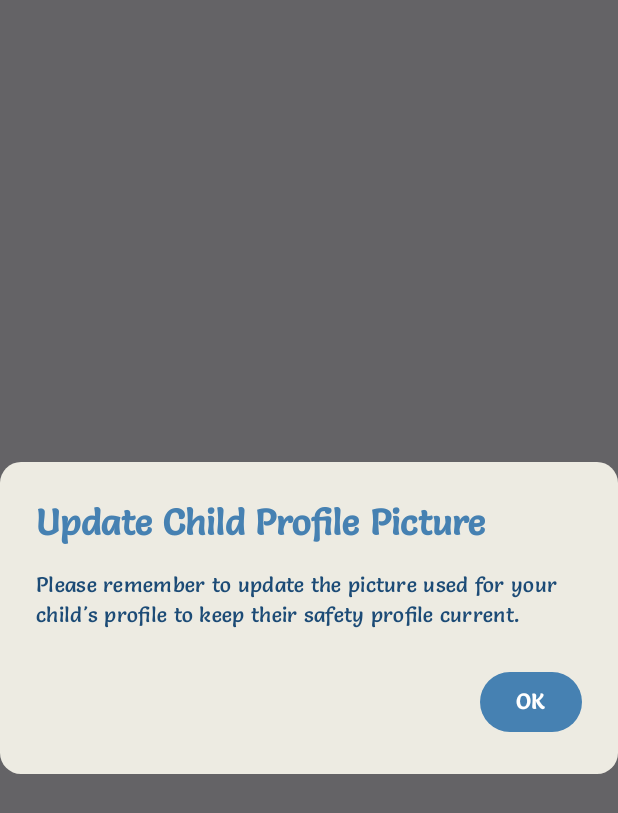
After one commit to Descapades/WanderSpectra, an Android app built with Jetpack Compose: the composable ChildPictureReminderPopup shown on its own in the app's theme, on a phone screen of 412 x 824 dp. The commit adds this screen. Shown: the top 813 px of the screen. Run offline under Robolectric (Android 15) with nearby library versions, the phone set to English and light mode, and no system bars; our stand-ins replace Firebase (no records; nobody signed in at launch, a user with empty details on screens opened directly); libraries missing offline, so code that uses them is left out: com.facebook.

Commit message:
SCRUM 114 Implement monthly reminder to change child's picture in the child profile.

```diff
--- /dev/null
+++ b/app/src/main/java/com/wanderspectra/app/ChildPictureReminderPopup.kt
@@ -0,0 +1,101 @@
+package com.wanderspectra.app
+
+import android.content.Context
+import androidx.compose.foundation.shape.RoundedCornerShape
+import androidx.compose.material3.AlertDialog
+import androidx.compose.material3.Button
+import androidx.compose.material3.ButtonDefaults
+import androidx.compose.material3.Text
+import androidx.compose.runtime.Composable
+import androidx.compose.runtime.LaunchedEffect
+import androidx.compose.runtime.getValue
+import androidx.compose.runtime.mutableStateOf
+import androidx.compose.runtime.remember
+import androidx.compose.runtime.setValue
+import androidx.compose.ui.platform.LocalContext
+import androidx.compose.ui.text.font.FontWeight
+import androidx.compose.ui.unit.dp
+import androidx.core.content.edit
+import com.google.firebase.auth.FirebaseAuth
+import com.wanderspectra.app.ui.theme.CardCream
+import com.wanderspectra.app.ui.theme.PrimaryBlue
+import com.wanderspectra.app.ui.theme.Salsa
+import com.wanderspectra.app.ui.theme.SecondaryBlue
+import com.wanderspectra.app.ui.theme.White
+
+object ChildPictureReminderPreferences {
+    private const val PREFS_NAME = "child_picture_reminder_prefs"
+    private const val KEY_LAST_SHOWN_PREFIX = "last_reminder_timestamp_"
+    const val ONE_MONTH_MS = 30L * 24 * 60 * 60 * 1000L // 30 days in milliseconds
+
+    fun shouldShowReminder(context: Context, userId: String, currentTime: Long = System.currentTimeMillis()): Boolean {
+        if (userId.isBlank()) return false
+        val prefs = context.getSharedPreferences(PREFS_NAME, Context.MODE_PRIVATE)
+        val lastShownTimestamp = prefs.getLong(KEY_LAST_SHOWN_PREFIX + userId, 0L)
+        return (lastShownTimestamp == 0L) || ((currentTime - lastShownTimestamp) >= ONE_MONTH_MS)
+    }
+
+    fun recordReminderShown(context: Context, userId: String, currentTime: Long = System.currentTimeMillis()) {
+        if (userId.isBlank()) return
+        val prefs = context.getSharedPreferences(PREFS_NAME, Context.MODE_PRIVATE)
+        prefs.edit {
+            putLong(KEY_LAST_SHOWN_PREFIX + userId, currentTime)
+        }
+    }
+}
+
+@Composable
+fun ChildPictureReminderPopup() {
+    val context = LocalContext.current
+    val currentUser = FirebaseAuth.getInstance().currentUser ?: return
+
+    val userId = currentUser.uid
+    var showPopup by remember(userId) { mutableStateOf(value = false) }
+
+    LaunchedEffect(userId) {
+        if (ChildPictureReminderPreferences.shouldShowReminder(context, userId)) {
+            showPopup = true
+        }
+    }
+
+    if (showPopup) {
+        val dismissAction = {
+            ChildPictureReminderPreferences.recordReminderShown(context, userId)
+            showPopup = false
+        }
+
+        AlertDialog(
+            onDismissRequest = dismissAction,
+            title = {
+                Text(
+                    text = "Update Child Profile Picture",
+                    fontFamily = Salsa,
+                    fontWeight = FontWeight.Bold,
+                    color = PrimaryBlue,
+                )
+            },
+            text = {
+                Text(
+                    text = "Please remember to update the picture used for your child's profile to keep their safety profile current.",
+                    fontFamily = Salsa,
+                    color = SecondaryBlue,
+                )
+            },
+            confirmButton = {
+                Button(
+                    onClick = dismissAction,
+                    colors = ButtonDefaults.buttonColors(containerColor = PrimaryBlue),
+                ) {
+                    Text(
+                        text = "OK",
+                        fontFamily = Salsa,
+                        color = White,
+                        fontWeight = FontWeight.Bold,
+                    )
+                }
+            },
+            containerColor = CardCream,
+            shape = RoundedCornerShape(14.dp),
+        )
+    }
+}
--- a/app/src/main/java/com/wanderspectra/app/MainActivity.kt
+++ b/app/src/main/java/com/wanderspectra/app/MainActivity.kt
@@ -29,6 +29,7 @@ class MainActivity : ComponentActivity() {
             WanderSpectraTheme {
                 NotificationPermissionPopup(activity = this@MainActivity)
                 LocationPermissionPopup(activity = this@MainActivity)
+                ChildPictureReminderPopup()
 
                 var showSplash by remember { mutableStateOf(true) }
                 var showOnboarding by remember { mutableStateOf(false) }
```
Also changed, not shown: 2 other files.
